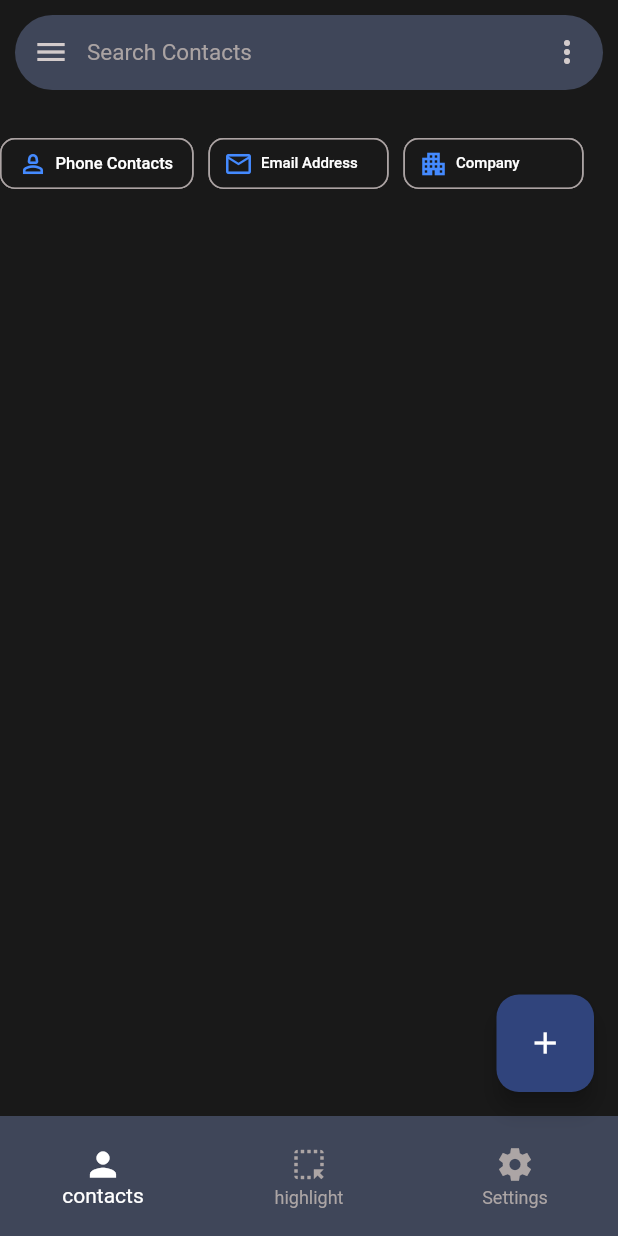
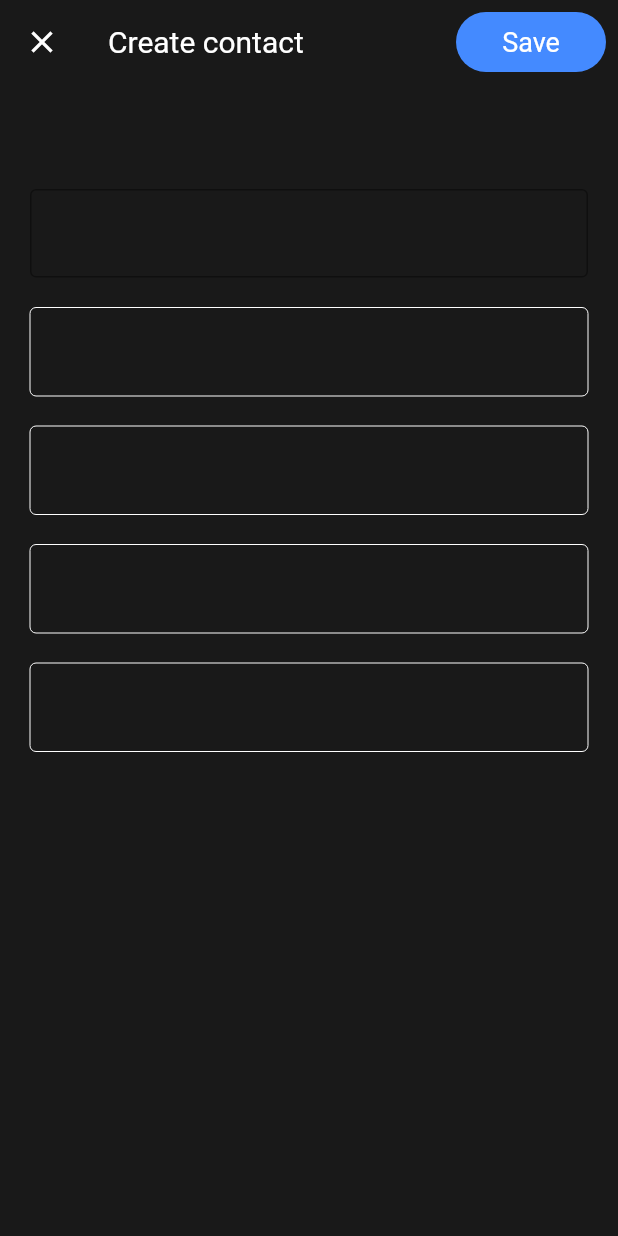
Before and after one commit to varunlohade/houzeoAssignment, a Flutter app: the screen it shows after launch, after a tap on the "add" icon, on a phone screen of 412 x 824 dp. Run offline on Flutter 3.47's test engine with Material 2 defaults, Android fonts, the phone set to English and light mode, and no system bars; our stand-ins replace go_router, hooks_riverpod, shared_preferences, sqflite; accounts and stored records are empty.

Commit message:
add contact screen

```diff
--- /dev/null
+++ b/lib/app/pages/home_contact/add_contact.dart
@@ -0,0 +1,115 @@
+import 'package:flutter/material.dart';
+
+import '../../../constants/style/custom_color.dart';
+
+class AddContact extends StatefulWidget {
+  const AddContact({super.key});
+
+  @override
+  State<AddContact> createState() => _AddContactState();
+}
+
+class _AddContactState extends State<AddContact> {
+  TextEditingController name = TextEditingController();
+  TextEditingController sirname = TextEditingController();
+  TextEditingController companyname = TextEditingController();
+  TextEditingController phoneNumber = TextEditingController();
+  TextEditingController emailAddress = TextEditingController();
+  @override
+  Widget build(BuildContext context) {
+    return SafeArea(
+      child: Scaffold(
+        appBar: AppBar(
+          actions: [
+            Padding(
+              padding: const EdgeInsets.all(8.0),
+              child: GestureDetector(
+                onTap: () {},
+                child: Container(
+                  height: 80,
+                  width: 100,
+                  decoration: BoxDecoration(
+                      borderRadius: BorderRadius.circular(20),
+                      color: Colors.blueAccent),
+                  child: const Center(
+                      child: Text(
+                    "Save",
+                    style: TextStyle(fontSize: 18),
+                  )),
+                ),
+              ),
+            )
+          ],
+          leading: GestureDetector(
+            onTap: () {},
+            child: const Icon(
+              Icons.close,
+              color: Colors.white,
+            ),
+          ),
+          backgroundColor: Colors.transparent,
+          elevation: 0,
+          title: const Text("Create contact"),
+          titleTextStyle: const TextStyle(
+              color: Colors.white, fontSize: 20, fontWeight: FontWeight.w400),
+        ),
+        backgroundColor: CustomColor.backgroundColor,
+        body: Padding(
+          padding: const EdgeInsets.only(left: 20, right: 20),
+          child: Column(
+            mainAxisAlignment: MainAxisAlignment.start,
+            crossAxisAlignment: CrossAxisAlignment.center,
+            children: const [
+              SizedBox(
+                height: 70,
+              ),
+              TextField(
+                decoration: InputDecoration(border: OutlineInputBorder()),
+              ),
+              SizedBox(
+                height: 20,
+              ),
+              TextField(
+                decoration: InputDecoration(
+                  enabledBorder: OutlineInputBorder(
+                    borderSide: BorderSide(color: Colors.white, width: 0.0),
+                  ),
+                ),
+              ),
+              SizedBox(
+                height: 20,
+              ),
+              TextField(
+                decoration: InputDecoration(
+                  enabledBorder: OutlineInputBorder(
+                    borderSide: BorderSide(color: Colors.white, width: 0.0),
+                  ),
+                ),
+              ),
+              SizedBox(
+                height: 20,
+              ),
+              TextField(
+                decoration: InputDecoration(
+                  enabledBorder: OutlineInputBorder(
+                    borderSide: BorderSide(color: Colors.white, width: 0.0),
+                  ),
+                ),
+              ),
+              SizedBox(
+                height: 20,
+              ),
+              TextField(
+                decoration: InputDecoration(
+                  enabledBorder: OutlineInputBorder(
+                    borderSide: BorderSide(color: Colors.white, width: 0.0),
+                  ),
+                ),
+              ),
+            ],
+          ),
+        ),
+      ),
+    );
+  }
+}
--- a/lib/app/pages/home_contact/home_contact.dart
+++ b/lib/app/pages/home_contact/home_contact.dart
@@ -1,5 +1,6 @@
 import 'package:contacts/constants/style/custom_color.dart';
 import 'package:flutter/material.dart';
+import 'package:go_router/go_router.dart';
 import 'package:hooks_riverpod/hooks_riverpod.dart';
 
 class HomeScreen extends ConsumerStatefulWidget {
@@ -39,7 +40,9 @@ class _HomeScreenState extends ConsumerState<HomeScreen> {
             backgroundColor: const Color(0xff30447c),
             shape:
                 RoundedRectangleBorder(borderRadius: BorderRadius.circular(15)),
-            onPressed: () {},
+            onPressed: () {
+              context.go('/addContact');
+            },
             child: const Icon(Icons.add),
           ),
         ),
--- a/lib/router/router.dart
+++ b/lib/router/router.dart
@@ -1,6 +1,8 @@
 import 'package:contacts/app/pages/home_contact/home_contact.dart';
 import 'package:go_router/go_router.dart';
 import 'package:hooks_riverpod/hooks_riverpod.dart';
+
+import '../app/pages/home_contact/add_contact.dart';
 
 final routerProvider = Provider<GoRouter>((ref) {
   return GoRouter(initialLocation: '/home', debugLogDiagnostics: true, routes: [
@@ -10,6 +12,14 @@ final routerProvider = Provider<GoRouter>((ref) {
           key: state.pageKey,
           restorationId: state.pageKey.value,
           child: const HomeScreen()),
-    )
+    ),
+     GoRoute(
+      path: '/addContact',
+      pageBuilder: (context, state) => NoTransitionPage(
+          key: state.pageKey,
+          restorationId: state.pageKey.value,
+          child: const AddContact()),
+    ),
+
   ]);
 });
--- a/lib/service/localDb/local_db.dart
+++ b/lib/service/localDb/local_db.dart
@@ -3,9 +3,12 @@ import 'package:shared_preferences/shared_preferences.dart';
 import 'package:sqflite/sqflite.dart';
 
 import '../../models/contact_model.dart';
+import 'dart:io' as io;
 
 class LocalDB {
   final Future<SharedPreferences> _pref = SharedPreferences.getInstance();
+  static Database? _db;
+
 
   setupDb() async {
     var pref = await _pref;
@@ -73,4 +76,6 @@ class LocalDB {
     final db = await database;
     await db.delete('contact', where: 'id = ?', whereArgs: [id]);
   }
+
+  getApplicationDocumentsDirectory() {}
 }
```
Also changed, not shown: lib/service/localDb/providers_local.dart (added), pubspec.lock.
